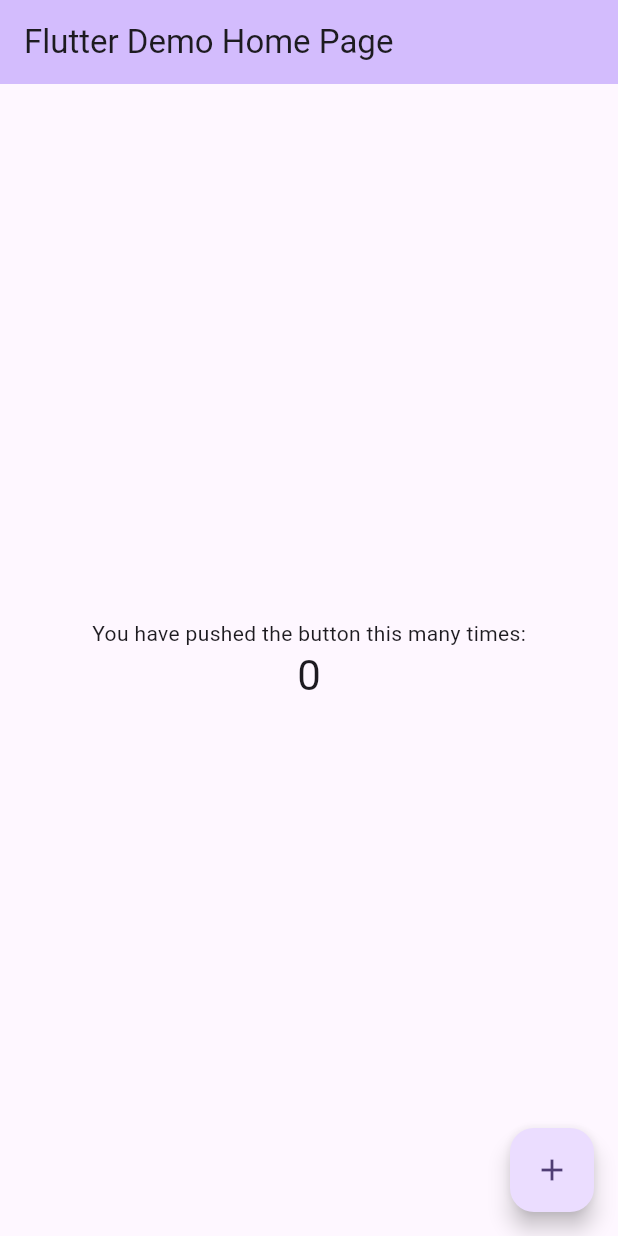
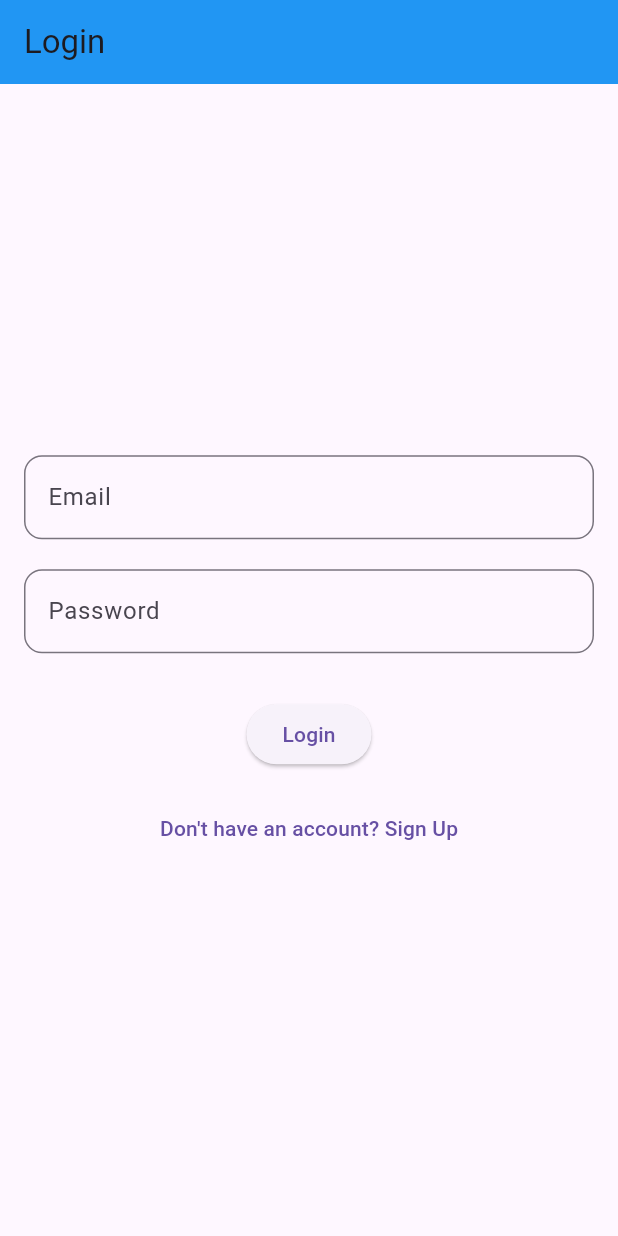
Before and after one commit to eman-ramadan1/register_auth, a Flutter app: the screen it shows after launch, on a phone screen of 412 x 824 dp. Run offline on Flutter 3.47's test engine with Material 3 defaults, Android fonts, the phone set to English and light mode, and no system bars; our stand-ins replace bloc, firebase_auth, firebase_core, flutter_bloc, fluttertoast; accounts and stored records are empty.

Commit message:
Update project with latest changes

```diff
--- /dev/null
+++ b/lib/bloc/bloc/login_bloc.dart
@@ -0,0 +1,23 @@
+import 'package:bloc/bloc.dart';
+import 'package:meta/meta.dart';
+import 'package:firebase_auth/firebase_auth.dart';
+
+part 'login_event.dart';
+part 'login_state.dart';
+
+class LoginBloc extends Bloc<LoginEvent, LoginState> {
+  LoginBloc() : super(LoginInitial()) {
+    on<LoginSubmittedEvent>((event, emit) async {
+      emit(LoginLoading());
+      try {
+        final credential = await FirebaseAuth.instance.signInWithEmailAndPassword(
+          email: event.email,
+          password: event.password,
+        );
+        emit(LoginSuccess(event.email));
+      } on FirebaseAuthException catch (e) {
+        emit(LoginFailure(e.message ?? 'Login failed'));
+      }
+    });
+  }
+}
--- /dev/null
+++ b/lib/bloc/bloc/login_event.dart
@@ -0,0 +1,11 @@
+part of 'login_bloc.dart';
+
+@immutable
+abstract class LoginEvent {}
+
+class LoginSubmittedEvent extends LoginEvent {
+  final String email;
+  final String password;
+
+  LoginSubmittedEvent({required this.email, required this.password});
+}
--- /dev/null
+++ b/lib/bloc/bloc/login_state.dart
@@ -0,0 +1,18 @@
+part of 'login_bloc.dart';
+
+@immutable
+abstract class LoginState {}
+
+class LoginInitial extends LoginState {}
+
+class LoginLoading extends LoginState {}
+
+class LoginSuccess extends LoginState {
+  final String email;
+  LoginSuccess(this.email);
+}
+
+class LoginFailure extends LoginState {
+  final String error;
+  LoginFailure(this.error);
+}
--- a/lib/bloc/signup_bloc_bloc.dart
+++ b/lib/bloc/signup_bloc_bloc.dart
@@ -1,13 +1,39 @@
-import 'package:bloc/bloc.dart';
-import 'package:meta/meta.dart';
-
+// signup_bloc_bloc.dart
+import 'package:firebase_auth/firebase_auth.dart';
+import 'package:flutter/material.dart';
+import 'package:flutter_bloc/flutter_bloc.dart';
 part 'signup_bloc_event.dart';
 part 'signup_bloc_state.dart';
 
-class SignupBlocBloc extends Bloc<SignupBlocEvent, SignupBlocState> {
-  SignupBlocBloc() : super(SignupBlocInitial()) {
-    on<SignupBlocEvent>((event, emit) {
-      // TODO: implement event handler
-    });
+
+
+class SignUpBloc extends Bloc<SignUpEvent, SignUpState> {
+  SignUpBloc() : super(SignUpInitial()) {
+    on<SignUpSubmittedEvent>(_onSignUpSubmitted);
+  }
+
+  Future<void> _onSignUpSubmitted(
+    SignUpSubmittedEvent event,
+    Emitter<SignUpState> emit,
+  ) async {
+    emit(SignUpLoading());
+
+    if (event.password != event.confirmPassword) {
+      emit(SignUpFailure("Passwords do not match"));
+      return;
+    }
+
+    try {
+      final credential = await FirebaseAuth.instance.createUserWithEmailAndPassword(
+        email: event.email,
+        password: event.password,
+      );
+
+      emit(SignUpSuccess(event.email));
+    } on FirebaseAuthException catch (e) {
+      emit(SignUpFailure(e.message ?? "Unknown error"));
+    } catch (e) {
+      emit(SignUpFailure("Something went wrong"));
+    }
   }
 }
--- a/lib/bloc/signup_bloc_event.dart
+++ b/lib/bloc/signup_bloc_event.dart
@@ -1,4 +1,19 @@
+// signup_event.dart
 part of 'signup_bloc_bloc.dart';
 
 @immutable
-sealed class SignupBlocEvent {}
+abstract class SignUpEvent {}
+
+class SignUpSubmittedEvent extends SignUpEvent {
+  final String name;
+  final String email;
+  final String password;
+  final String confirmPassword;
+
+  SignUpSubmittedEvent({
+    required this.name,
+    required this.email,
+    required this.password,
+    required this.confirmPassword,
+  });
+}
--- a/lib/bloc/signup_bloc_state.dart
+++ b/lib/bloc/signup_bloc_state.dart
@@ -1,6 +1,19 @@
+// signup_state.dart
 part of 'signup_bloc_bloc.dart';
 
 @immutable
-sealed class SignupBlocState {}
+abstract class SignUpState {}
 
-final class SignupBlocInitial extends SignupBlocState {}
+class SignUpInitial extends SignUpState {}
+
+class SignUpLoading extends SignUpState {}
+
+class SignUpSuccess extends SignUpState {
+  final String email;
+  SignUpSuccess(this.email);
+}
+
+class SignUpFailure extends SignUpState {
+  final String error;
+  SignUpFailure(this.error);
+}
--- /dev/null
+++ b/lib/login_screen.dart
@@ -0,0 +1,108 @@
+import 'package:flutter/material.dart';
+import 'package:flutter_bloc/flutter_bloc.dart';
+import 'package:fluttertoast/fluttertoast.dart';
+import 'package:register_auth/bloc/bloc/login_bloc.dart';
+import 'package:register_auth/signup_screan_with_bloc.dart';
+
+class LoginScreen extends StatefulWidget {
+  const LoginScreen({super.key});
+
+  @override
+  State<LoginScreen> createState() => _LoginScreenState();
+}
+
+class _LoginScreenState extends State<LoginScreen> {
+  final _formKey = GlobalKey<FormState>();
+  final _email = TextEditingController();
+  final _password = TextEditingController();
+
+  @override
+  void dispose() {
+    _email.dispose();
+    _password.dispose();
+    super.dispose();
+  }
+
+  @override
+  Widget build(BuildContext context) {
+    return BlocProvider(
+      create: (_) => LoginBloc(),
+      child: Scaffold(
+        appBar: AppBar(
+          title: const Text("Login"),
+          backgroundColor: Colors.blue,
+        ),
+        body: BlocConsumer<LoginBloc, LoginState>(
+          listener: (context, state) {
+            if (state is LoginFailure) {
+              Fluttertoast.showToast(msg: state.error, backgroundColor: Colors.red);
+            } else if (state is LoginSuccess) {
+              Fluttertoast.showToast(msg: "Welcome back ${state.email}", backgroundColor: Colors.green);
+            }
+          },
+          builder: (context, state) {
+            return Padding(
+              padding: const EdgeInsets.all(16),
+              child: Form(
+                key: _formKey,
+                child: Column(
+                  mainAxisAlignment: MainAxisAlignment.center,
+                  children: [
+                    TextFormField(
+                      controller: _email,
+                      decoration: InputDecoration(labelText: 'Email',
+                      border: OutlineInputBorder(borderRadius: BorderRadius.circular(12)),),
+
+                      validator: (value) =>
+                          value!.contains('@') ? null : 'Enter a valid email',
+                    ),
+                    const SizedBox(height: 20),
+                    TextFormField(
+                      controller: _password,
+                      obscureText: true,
+                      decoration: InputDecoration(labelText: 'Password',
+                      border: OutlineInputBorder(borderRadius: BorderRadius.circular(12)),
+                      ),
+                      validator: (value) =>
+                          value!.length < 6 ? 'Min 6 characters' : null,
+                    ),
+                    const SizedBox(height: 30),
+                    state is LoginLoading
+                        ? const CircularProgressIndicator()
+                        : ElevatedButton(
+                            onPressed: () {
+                              if (_formKey.currentState!.validate()) {
+                                context.read<LoginBloc>().add(
+                                      LoginSubmittedEvent(
+                                        email: _email.text.trim(),
+                                        password: _password.text.trim(),
+                                      ),
+                                    );
+                              }
+                            },
+                            child: const Text("Login"),
+                          ),
+                    const SizedBox(height: 15),
+
+
+                    TextButton(
+                      onPressed: () {
+                        Navigator.push(
+                          context,
+                          MaterialPageRoute(
+                            builder: (context) => const SignUpScreenWithBloc(),
+                          ),
+                        );
+                      },
+                      child: const Text("Don't have an account? Sign Up"),
+                    ),
+                  ],
+                ),
+              ),
+            );
+          },
+        ),
+      ),
+    );
+  }
+}
--- a/lib/main.dart
+++ b/lib/main.dart
@@ -1,122 +1,17 @@
+
+import 'package:firebase_core/firebase_core.dart';
 import 'package:flutter/material.dart';
+import 'package:register_auth/firebase_options.dart';
+import 'package:register_auth/myapp.dart';
 
-void main() {
-  runApp(const MyApp());
+
+
+void main() async {
+  WidgetsFlutterBinding.ensureInitialized();
+  await Firebase.initializeApp(
+    options: DefaultFirebaseOptions.currentPlatform,
+  );
+  runApp(MyApp());
 }
 
-class MyApp extends StatelessWidget {
-  const MyApp({super.key});
-
-  // This widget is the root of your application.
-  @override
-  Widget build(BuildContext context) {
-    return MaterialApp(
-      title: 'Flutter Demo',
-      theme: ThemeData(
-        // This is the theme of your application.
-        //
-        // TRY THIS: Try running your application with "flutter run". You'll see
-        // the application has a purple toolbar. Then, without quitting the app,
-        // try changing the seedColor in the colorScheme below to Colors.green
-        // and then invoke "hot reload" (save your changes or press the "hot
-        // reload" button in a Flutter-supported IDE, or press "r" if you used
-        // the command line to start the app).
-        //
-        // Notice that the counter didn't reset back to zero; the application
-        // state is not lost during the reload. To reset the state, use hot
-        // restart instead.
-        //
-        // This works for code too, not just values: Most code changes can be
-        // tested with just a hot reload.
-        colorScheme: ColorScheme.fromSeed(seedColor: Colors.deepPurple),
-      ),
-      home: const MyHomePage(title: 'Flutter Demo Home Page'),
-    );
-  }
-}
-
-class MyHomePage extends StatefulWidget {
-  const MyHomePage({super.key, required this.title});
-
-  // This widget is the home page of your application. It is stateful, meaning
-  // that it has a State object (defined below) that contains fields that affect
-  // how it looks.
-
-  // This class is the configuration for the state. It holds the values (in this
-  // case the title) provided by the parent (in this case the App widget) and
-  // used by the build method of the State. Fields in a Widget subclass are
-  // always marked "final".
-
-  final String title;
-
-  @override
-  State<MyHomePage> createState() => _MyHomePageState();
-}
-
-class _MyHomePageState extends State<MyHomePage> {
-  int _counter = 0;
-
-  void _incrementCounter() {
-    setState(() {
-      // This call to setState tells the Flutter framework that something has
-      // changed in this State, which causes it to rerun the build method below
-      // so that the display can reflect the updated values. If we changed
-      // _counter without calling setState(), then the build method would not be
-      // called again, and so nothing would appear to happen.
-      _counter++;
-    });
-  }
-
-  @override
-  Widget build(BuildContext context) {
-    // This method is rerun every time setState is called, for instance as done
-    // by the _incrementCounter method above.
-    //
-    // The Flutter framework has been optimized to make rerunning build methods
-    // fast, so that you can just rebuild anything that needs updating rather
-    // than having to individually change instances of widgets.
-    return Scaffold(
-      appBar: AppBar(
-        // TRY THIS: Try changing the color here to a specific color (to
-        // Colors.amber, perhaps?) and trigger a hot reload to see the AppBar
-        // change color while the other colors stay the same.
-        backgroundColor: Theme.of(context).colorScheme.inversePrimary,
-        // Here we take the value from the MyHomePage object that was created by
-        // the App.build method, and use it to set our appbar title.
-        title: Text(widget.title),
-      ),
-      body: Center(
-        // Center is a layout widget. It takes a single child and positions it
-        // in the middle of the parent.
-        child: Column(
-          // Column is also a layout widget. It takes a list of children and
-          // arranges them vertically. By default, it sizes itself to fit its
-          // children horizontally, and tries to be as tall as its parent.
-          //
-          // Column has various properties to control how it sizes itself and
-          // how it positions its children. Here we use mainAxisAlignment to
-          // center the children vertically; the main axis here is the vertical
-          // axis because Columns are vertical (the cross axis would be
-          // horizontal).
-          //
-          // TRY THIS: Invoke "debug painting" (choose the "Toggle Debug Paint"
-          // action in the IDE, or press "p" in the console), to see the
-          // wireframe for each widget.
-          mainAxisAlignment: MainAxisAlignment.center,
-          children: <Widget>[
-            const Text('You have pushed the button this many times:'),
-            Text(
-              '$_counter',
-              style: Theme.of(context).textTheme.headlineMedium,
-            ),
-          ],
-        ),
-      ),
-      floatingActionButton: FloatingActionButton(
-        onPressed: _incrementCounter,
-        tooltip: 'Increment',
-        child: const Icon(Icons.add),
-      ), // This trailing comma makes auto-formatting nicer for build methods.
-    );
-  }
-}
+  // runApp(const MyApp());
--- a/lib/myapp.dart
+++ b/lib/myapp.dart
@@ -0,0 +1,25 @@
+
+
+import 'package:flutter/material.dart';
+import 'package:flutter_bloc/flutter_bloc.dart';
+import 'package:register_auth/bloc/signup_bloc_bloc.dart';
+import 'package:register_auth/login_screen.dart';
+import 'package:register_auth/signup_screan_with_bloc.dart';
+import 'package:register_auth/myapp.dart';
+
+class MyApp extends StatelessWidget {
+  const MyApp({super.key});
+
+  @override
+  Widget build(BuildContext context) {
+    return MultiBlocProvider(
+      providers: [
+        BlocProvider(create: (context) => SignUpBloc()),
+      ],
+      child: MaterialApp(
+        debugShowCheckedModeBanner: false,
+        home: LoginScreen (),
+      ),
+    );
+  }
+}
--- a/lib/sin_up_validation/emailValidation.dart
+++ b/lib/sin_up_validation/emailValidation.dart
@@ -0,0 +1,24 @@
+import 'package:flutter/material.dart';
+
+String? Function(String?) emailValidation({
+  required BuildContext context,
+}) {
+  return (String? email) {
+    final trimmedEmail = email?.trim();
+
+    if (trimmedEmail == null || trimmedEmail.isEmpty) {
+      return 'Email is required';
+    } else if (!_isEmail(trimmedEmail)) {
+      return 'Invalid email format';
+    } else {
+      return null; // Valid
+    }
+  };
+}
+
+bool _isEmail(String email) {
+  const pattern =
+      r"^[a-zA-Z0-9.!#$%&'*+/=?^_`{|}~-]+@[a-zA-Z0-9-]+(?:\.[a-zA-Z]{2,})+$";
+  final regExp = RegExp(pattern);
+  return regExp.hasMatch(email);
+}
--- a/pubspec.yaml
+++ b/pubspec.yaml
@@ -29,10 +29,10 @@ environment:
 # versions available, run `flutter pub outdated`.
 dependencies:
   #fire auth
-  firebase_auth: ^6.0.0
+
 
 #fire core
-  firebase_core: ^4.0.0
+
 #flutterToast
   fluttertoast: ^8.2.12
 #block mangment
@@ -43,6 +43,8 @@ dependencies:
   # The following adds the Cupertino Icons font to your application.
   # Use with the CupertinoIcons class for iOS style icons.
   cupertino_icons: ^1.0.8
+  firebase_core: ^4.0.0
+  firebase_auth: ^6.0.0
 
 dev_dependencies:
   flutter_test:
```
Also changed, not shown: lib/custom_text_field.dart (added, +29 -0 lines), lib/signup_screan_with_bloc.dart (+113 -0 lines), lib/sin_up_validation/confirmPaswordValidation.dart (+18 -0 lines), lib/sin_up_validation/passwordValidation.dart (+17 -0 lines), assats/firbaseConsole.png (added), assats/login.png (added), assats/login2.png (added), assats/sinup.png (added), firebase.json (added), lib/firebase_options.dart, 1 other file.
